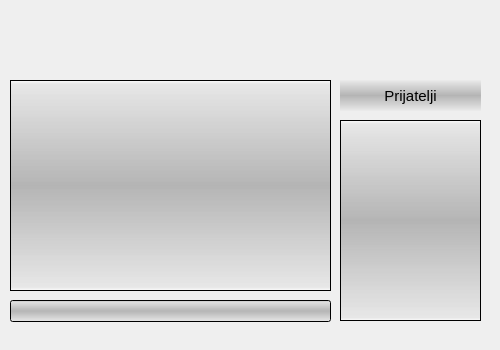
This is mainwindow.ui in nmhaker/Source-Code as Qt 5 draws it before an edit. The edited form follows.
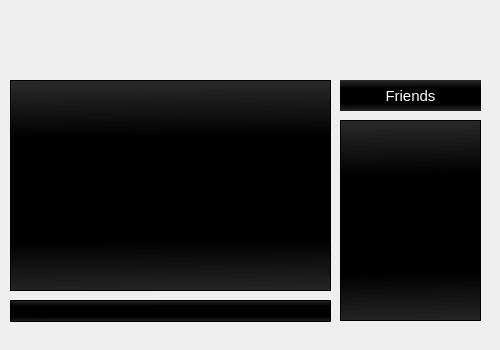
This is the edited form. Icons and pictures are not drawn.

```diff
--- a/mainwindow.ui
+++ b/mainwindow.ui
@@ -54,7 +54,9 @@
      </rect>
     </property>
     <property name="styleSheet">
-     <string notr="true">background-color: qlineargradient(spread:reflect, x1:0.505, y1:0.5, x2:0.505, y2:0, stop:0.0047619 rgba(157, 157, 157, 181), stop:0.961905 rgba(231, 231, 231, 255), stop:1 rgba(255, 255, 255, 255));</string>
+     <string notr="true">background-color: qlineargradient(spread:reflect, x1:0.474458, y1:0.517, x2:0.469, y2:0, stop:0.473958 rgba(0, 0, 0, 255), stop:1 rgba(42, 42, 42, 255));
+color:white;
+</string>
     </property>
    </widget>
    <widget class="QLineEdit" name="lineEdit">
@@ -67,7 +69,8 @@
      </rect>
     </property>
     <property name="styleSheet">
-     <string notr="true">background-color: qlineargradient(spread:reflect, x1:0.505, y1:0.5, x2:0.505, y2:0, stop:0.0047619 rgba(157, 157, 157, 181), stop:0.961905 rgba(231, 231, 231, 255), stop:1 rgba(255, 255, 255, 255));</string>
+     <string notr="true">background-color: qlineargradient(spread:reflect, x1:0.474458, y1:0.517, x2:0.469, y2:0, stop:0.473958 rgba(0, 0, 0, 255), stop:1 rgba(42, 42, 42, 255));
+color:white;</string>
     </property>
    </widget>
    <widget class="QLabel" name="label">
@@ -85,10 +88,13 @@
      </font>
     </property>
     <property name="styleSheet">
-     <string notr="true">background-color: qlineargradient(spread:reflect, x1:0.505, y1:0.5, x2:0.505, y2:0, stop:0.0047619 rgba(157, 157, 157, 181), stop:0.961905 rgba(231, 231, 231, 255), stop:1 rgba(255, 255, 255, 255));</string>
+     <string notr="true">QLabel{
+background-color: qlineargradient(spread:reflect, x1:0.474458, y1:0.517, x2:0.469, y2:0, stop:0.473958 rgba(0, 0, 0, 255), stop:1 rgba(42, 42, 42, 255));
+color:white;
+}</string>
     </property>
     <property name="text">
-     <string>Prijatelji</string>
+     <string>Friends</string>
     </property>
     <property name="alignment">
      <set>Qt::AlignCenter</set>
@@ -104,7 +110,8 @@
      </rect>
     </property>
     <property name="styleSheet">
-     <string notr="true">background-color: qlineargradient(spread:reflect, x1:0.505, y1:0.5, x2:0.505, y2:0, stop:0.0047619 rgba(157, 157, 157, 181), stop:0.961905 rgba(231, 231, 231, 255), stop:1 rgba(255, 255, 255, 255));</string>
+     <string notr="true">background-color: qlineargradient(spread:reflect, x1:0.474458, y1:0.517, x2:0.469, y2:0, stop:0.473958 rgba(0, 0, 0, 255), stop:1 rgba(42, 42, 42, 255));
+color:white;</string>
     </property>
    </widget>
   </widget>
```
Left out of the diff: 10 changed lines with no effect on the pictures.
